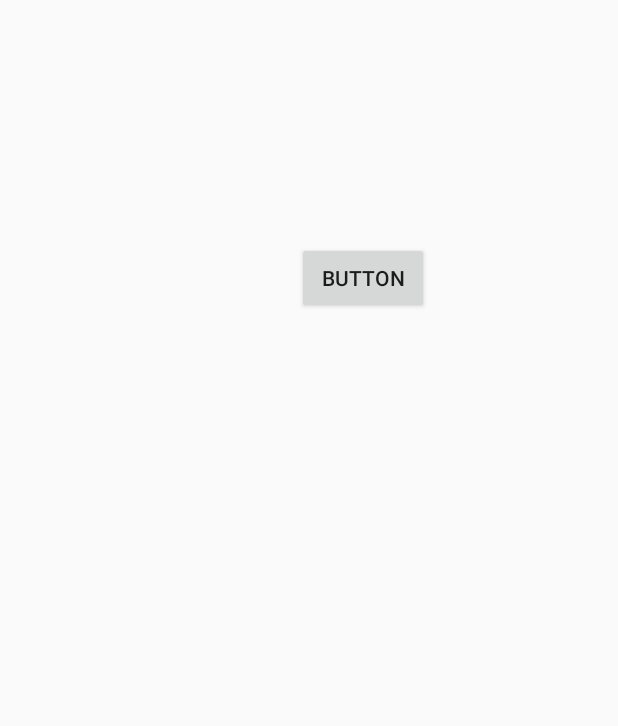
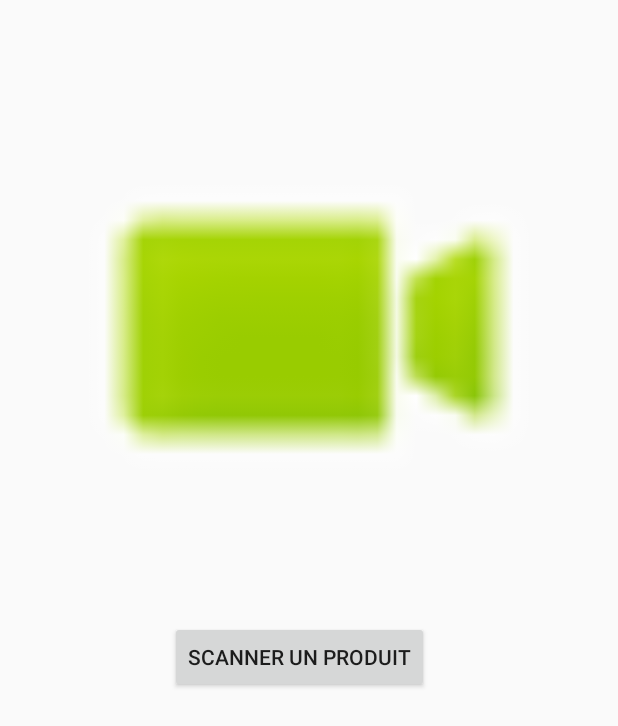
Before and after one commit to oliviacaraiman/IHM, an Android app: the layout accueil.xml on its own in the app's theme, with its tools: preview values and no code run, on a phone screen of 412 x 824 dp. Shown: the top 726 px of the screen. Run offline under Robolectric (Android 15) with nearby library versions, the phone set to English and light mode, and no system bars.

Commit message:
Ajout de la page d'accueil

```diff
--- a/app/src/main/java/com/example/olivi/ihm/Accueil.java
+++ b/app/src/main/java/com/example/olivi/ihm/Accueil.java
@@ -6,12 +6,22 @@ import android.util.Log;
 import android.view.LayoutInflater;
 import android.view.View;
 import android.view.ViewGroup;
+import android.widget.Button;
+import android.widget.ImageButton;
+import android.widget.RelativeLayout;
 
 /**
  * Created by olivi on 12/10/2018.
  */
 
 public class Accueil extends Fragment {
+
+    private Button button = null;
+    private Button buttonConsulterDetails = null;
+    private ImageButton buttonRetour = null;
+    private RelativeLayout layout = null;
+    private RelativeLayout layout2 = null;
+
     @Override
     public View onCreateView(LayoutInflater inflater, ViewGroup container,
                              Bundle savedInstanceState) {
@@ -19,4 +29,38 @@ public class Accueil extends Fragment {
         Log.d("ACCUEIL", "OK");
         return inflater.inflate(R.layout.accueil, container, false);
     }
+
+    @Override
+    public void onViewCreated(View view, Bundle savedInstanceState) {
+        super.onViewCreated(view, savedInstanceState);
+        button = (Button) view.findViewById(R.id.button2);
+        buttonConsulterDetails = (Button) view.findViewById(R.id.button);
+        buttonRetour = (ImageButton) view.findViewById(R.id.imageButton4);
+        layout = (RelativeLayout)  view.findViewById(R.id.relativeHidden);
+        layout2 = (RelativeLayout)  view.findViewById(R.id.relativeHidden2);
+        button.setOnClickListener(new View.OnClickListener() {
+            @Override
+            public void onClick(View v) {
+                layout.setVisibility(View.VISIBLE);
+                layout2.setVisibility(View.GONE);
+            }
+        });
+        buttonConsulterDetails.setOnClickListener(new View.OnClickListener() {
+            @Override
+            public void onClick(View v) {
+                android.support.v4.app.FragmentTransaction ft;
+                ft = getActivity().getSupportFragmentManager().beginTransaction();
+                ft.replace(R.id.content, new DetailsProduits());
+                ft.commit();
+            }
+        });
+        buttonRetour.setOnClickListener(new View.OnClickListener() {
+            @Override
+            public void onClick(View v) {
+                layout2.setVisibility(View.VISIBLE);
+                layout.setVisibility(View.GONE);
+            }
+        });
+
+    }
 }
--- a/app/src/main/java/com/example/olivi/ihm/MainActivity.java
+++ b/app/src/main/java/com/example/olivi/ihm/MainActivity.java
@@ -25,7 +25,7 @@ public class MainActivity extends AppCompatActivity {
             switch (item.getItemId()) {
                 case R.id.navigation_accueil:
                     ft = getSupportFragmentManager().beginTransaction();
-                    ft.replace(R.id.content, new DetailsProduits());
+                    ft.replace(R.id.content, new Accueil());
                     ft.commit();
                     return true;
                 case R.id.navigation_profil:
@@ -53,7 +53,7 @@ public class MainActivity extends AppCompatActivity {
     protected void onCreate(Bundle savedInstanceState) {
         super.onCreate(savedInstanceState);
         // on first launch : marche pas encore
-        Boolean isFirstRun = getSharedPreferences("PREFERENCE", MODE_PRIVATE)
+        /*Boolean isFirstRun = getSharedPreferences("PREFERENCE", MODE_PRIVATE)
                 .getBoolean("isFirstRun", true);
         if (isFirstRun) {
             startActivity(new Intent(MainActivity.this, FIrstLoad.class));
@@ -61,12 +61,12 @@ public class MainActivity extends AppCompatActivity {
                     .show();
         }
         getSharedPreferences("PREFERENCE", MODE_PRIVATE).edit()
-                .putBoolean("isFirstRun", false).commit();
+                .putBoolean("isFirstRun", false).commit();*/
         //-- on first launch
 
         setContentView(R.layout.activity_main);
         ft = getSupportFragmentManager().beginTransaction();
-        ft.replace(R.id.content, new DetailsProduits());
+        ft.replace(R.id.content, new Accueil());
         ft.commit();
         BottomNavigationView navigation = (BottomNavigationView) findViewById(R.id.navigation);
         navigation.setOnNavigationItemSelectedListener(mOnNavigationItemSelectedListener);
--- a/app/src/main/res/layout/accueil.xml
+++ b/app/src/main/res/layout/accueil.xml
@@ -1,18 +1,106 @@
 <?xml version="1.0" encoding="utf-8"?>
-<RelativeLayout
-    xmlns:android="http://schemas.android.com/apk/res/android"
+<RelativeLayout xmlns:android="http://schemas.android.com/apk/res/android"
+    xmlns:app="http://schemas.android.com/apk/res-auto"
     xmlns:tools="http://schemas.android.com/tools"
     android:layout_width="match_parent"
     android:layout_height="match_parent">
 
-    <Button
-        android:id="@+id/button2"
-        android:layout_width="wrap_content"
-        android:layout_height="wrap_content"
-        android:layout_alignParentEnd="true"
+    <RelativeLayout
+        android:id="@+id/relativeHidden2"
+        android:layout_width="match_parent"
+        android:layout_height="match_parent"
+        android:layout_alignParentStart="true"
         android:layout_alignParentTop="true"
-        android:layout_marginEnd="126dp"
-        android:layout_marginTop="161dp"
-        android:layout_weight="1"
-        android:text="Button" />
+        android:layout_marginStart="0dp"
+        android:layout_marginTop="0dp"
+        tools:visibility="visible">
+
+        <ImageView
+            android:id="@+id/imageView4"
+            android:layout_width="312dp"
+            android:layout_height="326dp"
+            android:layout_alignParentTop="true"
+            android:layout_centerHorizontal="true"
+            android:layout_marginTop="55dp"
+            android:visibility="visible"
+            app:srcCompat="@android:drawable/presence_video_online" />
+
+        <Button
+            android:id="@+id/button2"
+            android:layout_width="wrap_content"
+            android:layout_height="wrap_content"
+            android:layout_alignParentTop="true"
+            android:layout_alignParentEnd="true"
+            android:layout_marginTop="414dp"
+            android:layout_marginEnd="126dp"
+            android:layout_weight="1"
+            android:text="Scanner un produit" />
+    </RelativeLayout>
+
+    <RelativeLayout
+        android:id="@+id/relativeHidden"
+        android:layout_width="match_parent"
+        android:layout_height="match_parent"
+        android:layout_alignParentStart="true"
+        android:layout_alignParentTop="true"
+        android:layout_marginStart="0dp"
+        android:layout_marginTop="0dp"
+        android:visibility="gone">
+
+        <ImageView
+            android:id="@+id/imageView7"
+            android:layout_width="281dp"
+            android:layout_height="237dp"
+            android:layout_alignParentStart="true"
+            android:layout_alignParentTop="true"
+            android:layout_marginStart="52dp"
+            android:layout_marginTop="86dp"
+            app:srcCompat="@drawable/code_barre_web" />
+
+        <TextView
+            android:id="@+id/textView7"
+            style="@style/warningText"
+            android:layout_width="wrap_content"
+            android:layout_height="wrap_content"
+            android:layout_below="@+id/imageView7"
+            android:layout_marginStart="25dp"
+            android:layout_marginTop="18dp"
+            android:layout_toEndOf="@+id/imageView2"
+            android:text="Présence de gluten" />
+
+        <ImageView
+            android:id="@+id/imageView2"
+            android:layout_width="wrap_content"
+            android:layout_height="wrap_content"
+            android:layout_alignParentStart="true"
+            android:layout_alignParentTop="true"
+            android:layout_marginStart="72dp"
+            android:layout_marginTop="339dp"
+            android:background="@color/warningColor"
+            android:backgroundTint="@color/warningColor"
+            android:backgroundTintMode="src_over"
+            app:srcCompat="@android:drawable/stat_sys_warning" />
+
+        <Button
+            android:id="@+id/button"
+            android:layout_width="wrap_content"
+            android:layout_height="wrap_content"
+            android:layout_below="@+id/textView7"
+            android:layout_alignParentStart="true"
+            android:layout_marginStart="130dp"
+            android:layout_marginTop="40dp"
+            android:text="Voir les details" />
+
+        <ImageButton
+            android:id="@+id/imageButton4"
+            android:layout_width="wrap_content"
+            android:layout_height="wrap_content"
+            android:layout_alignParentStart="true"
+            android:layout_alignParentTop="true"
+            android:layout_marginStart="16dp"
+            android:layout_marginTop="32dp"
+            app:srcCompat="?android:attr/homeAsUpIndicator" />
+
+    </RelativeLayout>
+
 </RelativeLayout>
```
Also changed, not shown: app/src/main/res/drawable/code_barre_web.png (added).
